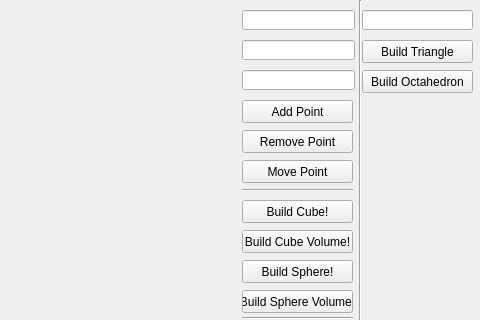
The window that CgalUiApplication/CgalUiApplication.ui (komarovn/CgalUiApplication) describes before a commit, drawn with Qt 5; both pictures show x 238 to 718 and y 0 to 320 of the 718 by 428 pixel window.
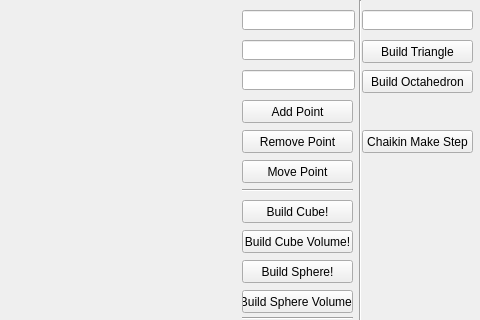
The same window after the commit. Custom widgets are drawn as their Qt base class.

Commit message: Add button for applying Chaiking algorithm.

The edit to the form file:
```diff
--- a/CgalUiApplication/CgalUiApplication.ui
+++ b/CgalUiApplication/CgalUiApplication.ui
@@ -268,6 +268,19 @@
      </rect>
     </property>
    </widget>
+   <widget class="QPushButton" name="chaikinMakeStepButton">
+    <property name="geometry">
+     <rect>
+      <x>600</x>
+      <y>130</y>
+      <width>111</width>
+      <height>23</height>
+     </rect>
+    </property>
+    <property name="text">
+     <string>Chaikin Make Step</string>
+    </property>
+   </widget>
   </widget>
  </widget>
  <layoutdefault spacing="6" margin="11"/>
```
The commit also changes 4 other files.
